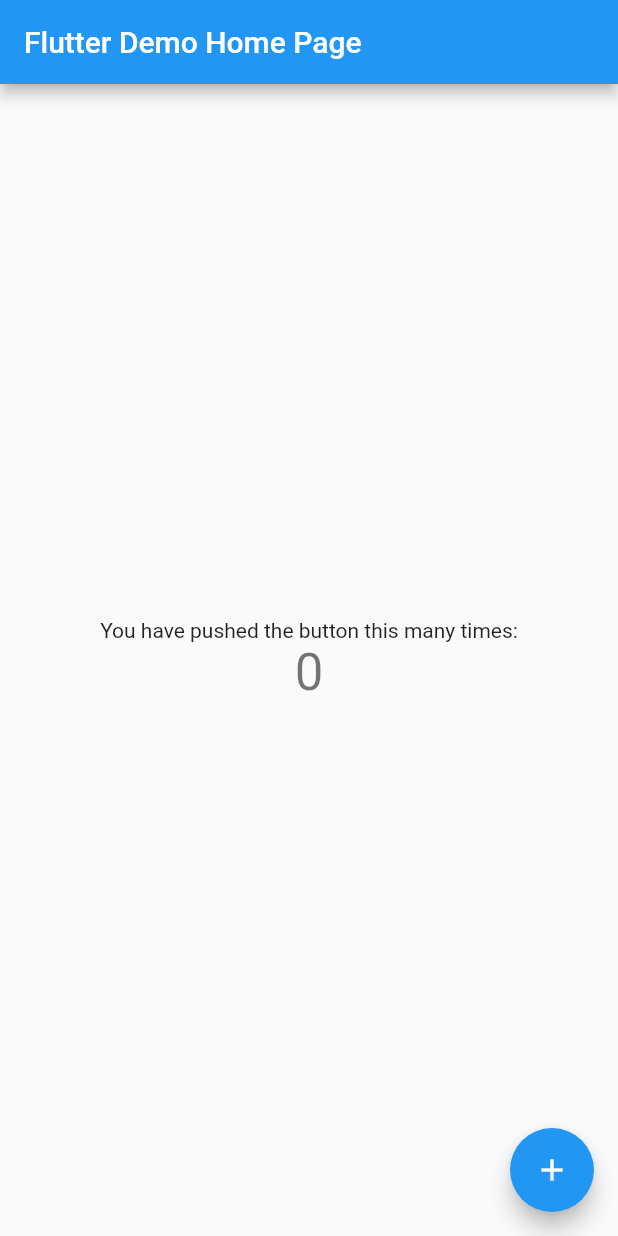
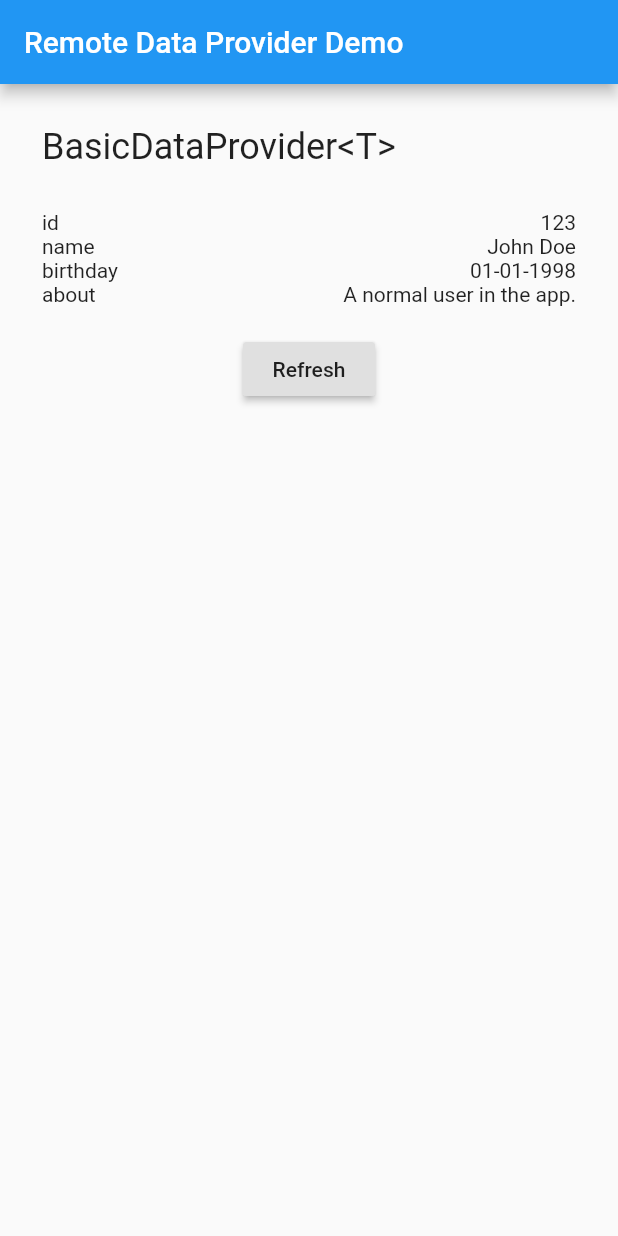
Before and after one commit to ngoan98tv/remote_data_provider, a Flutter app: the screen it shows after launch, on a phone screen of 412 x 824 dp. Run offline on Flutter 3.47's test engine with Material 2 defaults, Android fonts, the phone set to English and light mode, and no system bars.

Commit message:
update example

```diff
--- /dev/null
+++ b/example/assets/user.json
@@ -0,0 +1,6 @@
+{
+    "id": 123,
+    "name": "John Doe",
+    "birthday": "01-01-1998",
+    "about": "A normal user in the app."
+}
--- a/example/lib/main.dart
+++ b/example/lib/main.dart
@@ -1,118 +1,132 @@
+import 'dart:io';
+
 import 'package:flutter/material.dart';
+import 'package:provider/provider.dart';
+import 'package:remote_data_provider/basic_data_provider.dart';
+import 'dart:convert';
+import 'package:flutter/services.dart' show rootBundle;
 
 void main() {
   runApp(MyApp());
 }
 
 class MyApp extends StatelessWidget {
-  // This widget is the root of your application.
   @override
   Widget build(BuildContext context) {
-
     return MaterialApp(
-      title: 'Flutter Demo',
+      title: 'RDP Demo',
       theme: ThemeData(
-        // This is the theme of your application.
-        //
-        // Try running your application with "flutter run". You'll see the
-        // application has a blue toolbar. Then, without quitting the app, try
-        // changing the primarySwatch below to Colors.green and then invoke
-        // "hot reload" (press "r" in the console where you ran "flutter run",
-        // or simply save your changes to "hot reload" in a Flutter IDE).
-        // Notice that the counter didn't reset back to zero; the application
-        // is not restarted.
         primarySwatch: Colors.blue,
-        // This makes the visual density adapt to the platform that you run
-        // the app on. For desktop platforms, the controls will be smaller and
-        // closer together (more dense) than on mobile platforms.
         visualDensity: VisualDensity.adaptivePlatformDensity,
       ),
-      home: MyHomePage(title: 'Flutter Demo Home Page'),
+      home: MyHomePage(title: 'Remote Data Provider Demo'),
     );
   }
 }
 
-class MyHomePage extends StatefulWidget {
+class MyHomePage extends StatelessWidget {
   MyHomePage({Key key, this.title}) : super(key: key);
-
-  // This widget is the home page of your application. It is stateful, meaning
-  // that it has a State object (defined below) that contains fields that affect
-  // how it looks.
-
-  // This class is the configuration for the state. It holds the values (in this
-  // case the title) provided by the parent (in this case the App widget) and
-  // used by the build method of the State. Fields in a Widget subclass are
-  // always marked "final".
 
   final String title;
 
   @override
-  _MyHomePageState createState() => _MyHomePageState();
+  Widget build(BuildContext context) {
+    return MultiProvider(
+      providers: [
+        ChangeNotifierProvider(
+          create: (context) => UserProvider(),
+        ),
+      ],
+      child: Scaffold(
+        appBar: AppBar(
+          title: Text(title),
+        ),
+        body: Builder(
+          builder: (context) {
+            return Column(
+              mainAxisAlignment: MainAxisAlignment.start,
+              crossAxisAlignment: CrossAxisAlignment.start,
+              children: <Widget>[
+                Padding(
+                  padding: const EdgeInsets.all(28.0),
+                  child: Text(
+                    'BasicDataProvider<T>',
+                    style: Theme.of(context).textTheme.headline5,
+                  ),
+                ),
+                Padding(
+                  padding: const EdgeInsets.symmetric(horizontal: 28.0),
+                  child: _userDetailWidget,
+                ),
+              ],
+            );
+          },
+        ),
+      ),
+    );
   }
 
-class _MyHomePageState extends State<MyHomePage> {
-  int _counter = 0;
+  final _userDetailWidget = Builder(
+    builder: (context) {
+      final _user = Provider.of<UserProvider>(context);
 
-  void _incrementCounter() {
-    setState(() {
-      // This call to setState tells the Flutter framework that something has
-      // changed in this State, which causes it to rerun the build method below
-      // so that the display can reflect the updated values. If we changed
-      // _counter without calling setState(), then the build method would not be
-      // called again, and so nothing would appear to happen.
-      _counter++;
-    });
-  }
+      if (_user.isLoading)
+        return Center(
+          child: CircularProgressIndicator(),
+        );
 
-  @override
-  Widget build(BuildContext context) {
-    // This method is rerun every time setState is called, for instance as done
-    // by the _incrementCounter method above.
-    //
-    // The Flutter framework has been optimized to make rerunning build methods
-    // fast, so that you can just rebuild anything that needs updating rather
-    // than having to individually change instances of widgets.
-    return Scaffold(
-      appBar: AppBar(
-        // Here we take the value from the MyHomePage object that was created by
-        // the App.build method, and use it to set our appbar title.
-        title: Text(widget.title),
+      if (_user.isError)
+        return Center(
+          child: Text("${_user.error}"),
+        );
+
+      if (_user.isEmpty)
+        return Center(
+          child: Text("No user data found."),
+        );
+
+      return Column(
+        mainAxisSize: MainAxisSize.min,
+        crossAxisAlignment: CrossAxisAlignment.start,
+        children: _user.data.keys
+            .map(
+              (key) => Row(
+                mainAxisAlignment: MainAxisAlignment.spaceBetween,
+                children: [
+                  Text(key),
+                  Text(_user.data[key].toString()),
+                ],
               ),
-      body: Center(
-        // Center is a layout widget. It takes a single child and positions it
-        // in the middle of the parent.
-        child: Column(
-          // Column is also a layout widget. It takes a list of children and
-          // arranges them vertically. By default, it sizes itself to fit its
-          // children horizontally, and tries to be as tall as its parent.
-          //
-          // Invoke "debug painting" (press "p" in the console, choose the
-          // "Toggle Debug Paint" action from the Flutter Inspector in Android
-          // Studio, or the "Toggle Debug Paint" command in Visual Studio Code)
-          // to see the wireframe for each widget.
-          //
-          // Column has various properties to control how it sizes itself and
-          // how it positions its children. Here we use mainAxisAlignment to
-          // center the children vertically; the main axis here is the vertical
-          // axis because Columns are vertical (the cross axis would be
-          // horizontal).
+            )
+            .toList()
+              ..add(
+                Row(
                   mainAxisAlignment: MainAxisAlignment.center,
-          children: <Widget>[
-            Text(
-              'You have pushed the button this many times:',
+                  children: [
+                    Padding(
+                      padding: const EdgeInsets.only(top: 18.0),
+                      child: RaisedButton(
+                        onPressed: () {
+                          _user.refresh();
+                        },
+                        child: Text("Refresh"),
                       ),
-            Text(
-              '$_counter',
-              style: Theme.of(context).textTheme.headline4,
                     ),
                   ],
                 ),
               ),
-      floatingActionButton: FloatingActionButton(
-        onPressed: _incrementCounter,
-        tooltip: 'Increment',
-        child: Icon(Icons.add),
-      ), // This trailing comma makes auto-formatting nicer for build methods.
+      );
+    },
   );
 }
+
+class UserProvider extends BasicDataProvider<Map<String, dynamic>> {
+  @override
+  Future<Map<String, dynamic>> fetchData() async {
+    // simulate loading state
+    await Future.delayed(const Duration(seconds: 3));
+
+    final json = await rootBundle.loadString("assets/user.json");
+    return jsonDecode(json);
   }
+}
```
Also changed, not shown: example/pubspec.yaml (+5 -4 lines), example/pubspec.lock. Lines whose indentation alone changed are shown as unchanged.
